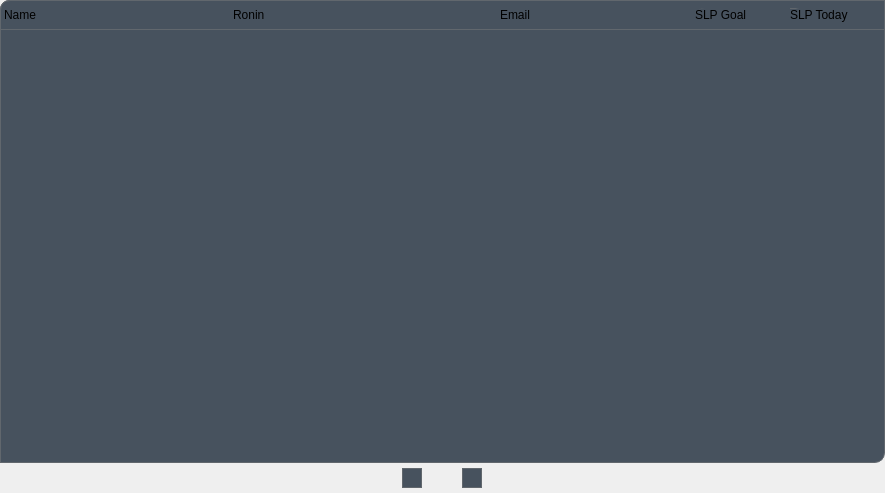
insideee/axie-manager, file src/custom_widgets/ui/ui_students_data_view.ui: the form before one commit.
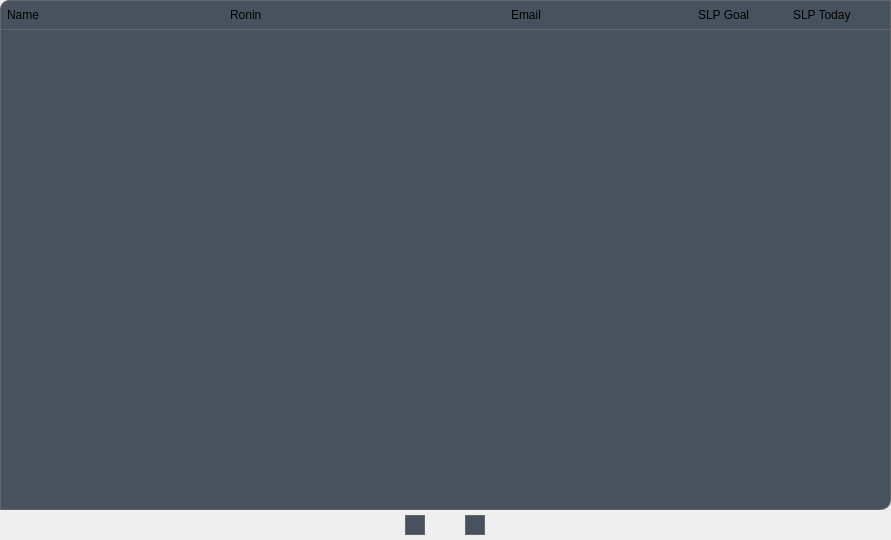
The form after the commit. Icons and pictures are not drawn.

Commit message: Work on students page

Diff of the .ui file:
```diff
--- a/src/custom_widgets/ui/ui_students_data_view.ui
+++ b/src/custom_widgets/ui/ui_students_data_view.ui
@@ -6,10 +6,16 @@
    <rect>
     <x>0</x>
     <y>0</y>
-    <width>885</width>
-    <height>493</height>
+    <width>891</width>
+    <height>540</height>
    </rect>
   </property>
+  <property name="minimumSize">
+   <size>
+    <width>0</width>
+    <height>540</height>
+   </size>
+  </property>
   <property name="windowTitle">
    <string>Form</string>
   </property>
@@ -31,6 +37,12 @@
    </property>
    <item>
     <widget class="QWidget" name="displayDataFrame" native="true">
+     <property name="minimumSize">
+      <size>
+       <width>0</width>
+       <height>0</height>
+      </size>
+     </property>
      <property name="styleSheet">
       <string notr="true">QWidget{background-color: #47525E;
 border: 1px solid #61676D;
@@ -58,6 +70,12 @@
       </property>
       <item>
        <widget class="QWidget" name="header" native="true">
+        <property name="minimumSize">
+         <size>
+          <width>0</width>
+          <height>30</height>
+         </size>
+        </property>
         <property name="maximumSize">
          <size>
           <width>16777215</width>
@@ -77,16 +95,16 @@
           <number>0</number>
          </property>
          <property name="leftMargin">
-          <number>0</number>
+          <number>3</number>
          </property>
          <property name="topMargin">
-          <number>0</number>
+          <number>3</number>
          </property>
          <property name="rightMargin">
-          <number>0</number>
+          <number>3</number>
          </property>
          <property name="bottomMargin">
-          <number>0</number>
+          <number>3</number>
          </property>
          <item alignment="Qt::AlignVCenter">
           <widget class="QWidget" name="dataHeaderContainer" native="true">
@@ -97,12 +115,25 @@
             </size>
            </property>
            <property name="styleSheet">
-            <string notr="true">QWidget{border-right: 0px;}</string>
+            <string notr="true">QWidget{border: 0px;
+border-radius:0px}</string>
            </property>
            <layout class="QHBoxLayout" name="horizontalLayout_2">
+            <property name="spacing">
+             <number>0</number>
+            </property>
             <property name="leftMargin">
              <number>4</number>
             </property>
+            <property name="topMargin">
+             <number>0</number>
+            </property>
+            <property name="rightMargin">
+             <number>1</number>
+            </property>
+            <property name="bottomMargin">
+             <number>0</number>
+            </property>
             <item>
              <widget class="QLabel" name="nameLabel">
               <property name="minimumSize">
@@ -172,7 +203,8 @@
             </size>
            </property>
            <property name="styleSheet">
-            <string notr="true">QWidget{border-left: 0px;}</string>
+            <string notr="true">QWidget{border: 0px;
+border-radius:0px}</string>
            </property>
            <layout class="QHBoxLayout" name="horizontalLayout_3">
             <property name="spacing">
@@ -275,6 +307,12 @@
    </item>
    <item>
     <widget class="QWidget" name="bottomFrame" native="true">
+     <property name="minimumSize">
+      <size>
+       <width>0</width>
+       <height>30</height>
+      </size>
+     </property>
      <property name="maximumSize">
       <size>
        <width>16777215</width>
```
Left out of the diff: 23 changed lines with no effect on the pictures. The commit also changes 9 other files.
